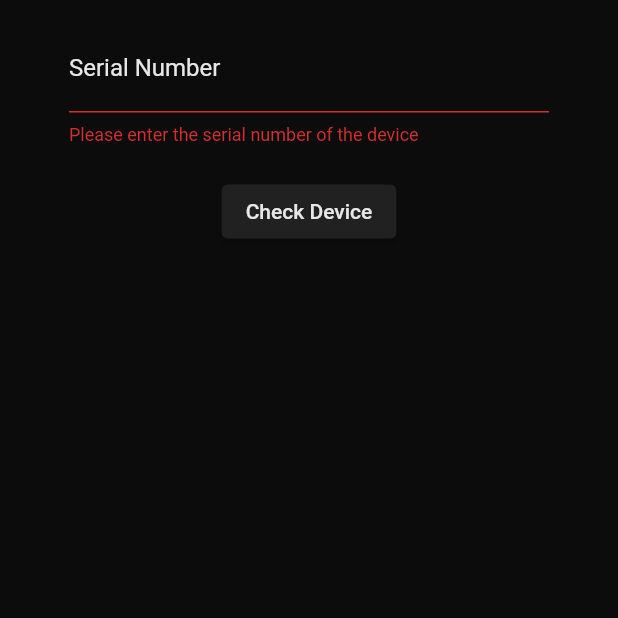
After one commit to nikohoffren/stolen-or-not-app, a Flutter app: the CheckDeviceScreen screen opened directly, after a tap on "Check Device", on a phone screen of 412 x 824 dp, the top half of it. The commit adds this screen. Run offline on Flutter 3.47's test engine with Material 2 defaults, Android fonts, the light colour scheme and no system bars; our stand-ins replace cloud_firestore, firebase_auth, firebase_core, google_fonts, google_sign_in; accounts and stored records are empty.

Commit message:
add check_device_screen functionality

```diff
--- /dev/null
+++ b/lib/views/check_device_screen.dart
@@ -0,0 +1,133 @@
+import 'package:cloud_firestore/cloud_firestore.dart';
+import 'package:flutter/material.dart';
+import 'package:stolen_gear_app/themes/app_colors.dart';
+import 'package:stolen_gear_app/views/user_settings_page.dart';
+
+class CheckDeviceScreen extends StatefulWidget {
+  const CheckDeviceScreen({super.key});
+
+  @override
+  CheckDeviceScreenState createState() => CheckDeviceScreenState();
+}
+
+class CheckDeviceScreenState extends State<CheckDeviceScreen> {
+  final FirebaseFirestore _db = FirebaseFirestore.instance;
+  final _formKey = GlobalKey<FormState>();
+  final _serialNumberController = TextEditingController();
+
+  int _currentIndex = 0;
+  bool _isLoading = false;
+  TextSpan _deviceStatus = const TextSpan(text: '');
+
+  void _onTabTapped(int index) => setState(() => _currentIndex = index);
+  void _settingsButtonPressed() {
+    Navigator.of(context).push(
+      MaterialPageRoute(builder: (context) => const UserSettingsPage()),
+    );
+  }
+
+  @override
+  Widget build(BuildContext context) {
+    return Scaffold(
+      backgroundColor: AppColors.black,
+      body: Form(
+        key: _formKey,
+        child: Padding(
+          padding: const EdgeInsets.all(16.0),
+          child: Theme(
+            data: Theme.of(context).copyWith(
+              inputDecorationTheme: const InputDecorationTheme(
+                enabledBorder: UnderlineInputBorder(
+                  borderSide: BorderSide(color: AppColors.secondaryColor),
+                ),
+                focusedBorder: UnderlineInputBorder(
+                  borderSide: BorderSide(color: AppColors.secondaryColor),
+                ),
+              ),
+            ),
+            child: Padding(
+              padding: const EdgeInsets.symmetric(horizontal: 30),
+              child: Column(
+                children: <Widget>[
+                  TextFormField(
+                    controller: _serialNumberController,
+                    decoration: const InputDecoration(
+                      labelText: 'Serial Number',
+                      labelStyle: TextStyle(color: AppColors.white),
+                    ),
+                    style: const TextStyle(color: AppColors.white),
+                    validator: (value) {
+                      if (value!.isEmpty) {
+                        return 'Please enter the serial number of the device';
+                      }
+                      return null;
+                    },
+                  ),
+                  const SizedBox(height: 20),
+                  ElevatedButton(
+                    onPressed: _isLoading
+                        ? null
+                        : () async {
+                            if (_formKey.currentState!.validate()) {
+                              setState(() {
+                                _isLoading = true;
+                                _deviceStatus = const TextSpan(text: '');
+                              });
+                              final serialNumber = _serialNumberController.text;
+
+                              //* Checking for stolen devices
+                              final deviceSnapshot = await _db
+                                  .collection('devices')
+                                  .where('serialNumber',
+                                      isEqualTo: serialNumber)
+                                  .get();
+
+                              //* If a device exists, check if it is stolen
+                              if (deviceSnapshot.docs.isNotEmpty) {
+                                var device = deviceSnapshot.docs.first.data();
+                                _deviceStatus = device['isStolen']
+                                    ? TextSpan(
+                                        text:
+                                            'WARNING! This device is reported stolen by ${device['ownerEmail']}!',
+                                        style: const TextStyle(color: Colors.red))
+                                    : const TextSpan(
+                                        text:
+                                            'This device is not reported stolen.',
+                                        style: TextStyle(color: Colors.green));
+                              } else {
+                                _deviceStatus = const TextSpan(
+                                    text:
+                                        'Device with this serial number does not exist.',
+                                    style: TextStyle(color: Colors.orange));
+                              }
+
+                              setState(() {
+                                _isLoading = false;
+                              });
+                            }
+                          },
+                    style: ElevatedButton.styleFrom(
+                      backgroundColor: AppColors.primaryColor,
+                      foregroundColor: AppColors.white,
+                    ),
+                    child: _isLoading
+                        ? const CircularProgressIndicator()
+                        : const Text('Check Device'),
+                  ),
+                  if (_deviceStatus.text?.isNotEmpty ?? false)
+                    Padding(
+                      padding: const EdgeInsets.all(20.0),
+                      child: RichText(
+                        text: _deviceStatus,
+                        textAlign: TextAlign.center,
+                      ),
+                    ),
+                ],
+              ),
+            ),
+          ),
+        ),
+      ),
+    );
+  }
+}
```
Also changed, not shown: lib/views/about_screen.dart (added, +73 -0 lines), lib/views/login_page.dart (+8 -13 lines), lib/views/main_screen.dart (added, +62 -0 lines), lib/views/register_device_screen.dart (+2 -10 lines).
